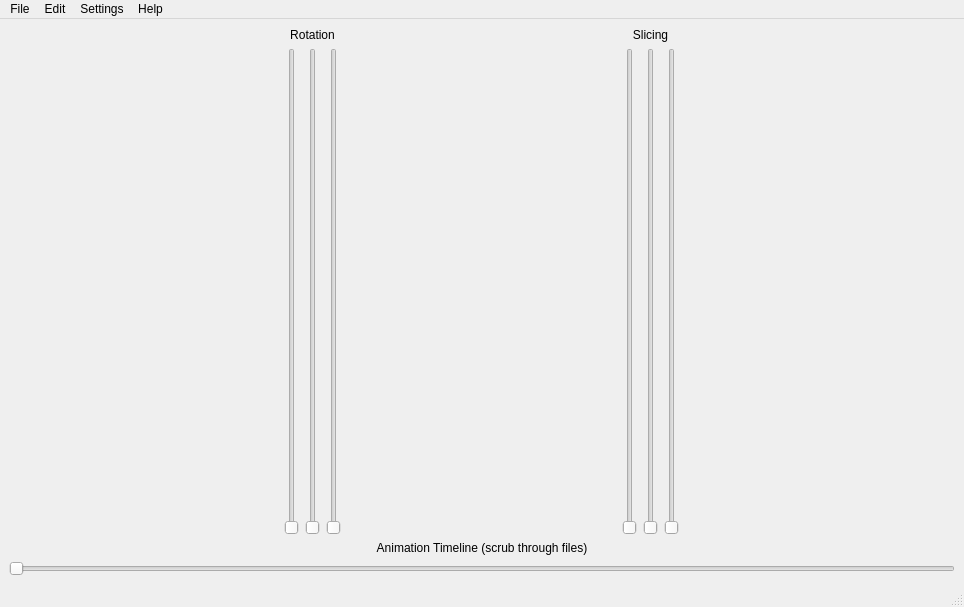
Before: the Qt Designer form source/window.ui in grahamrow/Muview2, drawn with Qt 5.
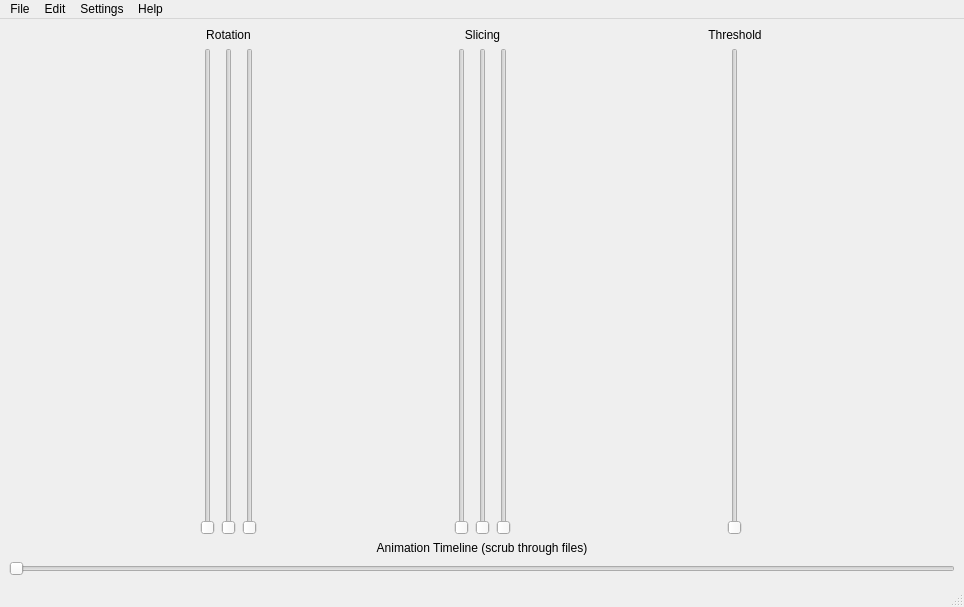
After: the same form once the commit is applied. Icons and pictures are not drawn. Custom widgets are drawn as their Qt base class.

Commit message: Added thresholding control to interface

Diff of the .ui file:
```diff
--- a/source/window.ui
+++ b/source/window.ui
@@ -99,6 +99,31 @@
         </item>
        </layout>
       </item>
+      <item>
+       <layout class="QVBoxLayout" name="verticalLayout_5">
+        <item>
+         <widget class="QLabel" name="SpanLabel_2">
+          <property name="text">
+           <string>Threshold</string>
+          </property>
+          <property name="alignment">
+           <set>Qt::AlignCenter</set>
+          </property>
+         </widget>
+        </item>
+        <item>
+         <layout class="QHBoxLayout" name="horizontalLayout_3">
+          <item>
+           <widget class="QxtSpanSlider" name="thresholdSlider">
+            <property name="orientation">
+             <enum>Qt::Vertical</enum>
+            </property>
+           </widget>
+          </item>
+         </layout>
+        </item>
+       </layout>
+      </item>
      </layout>
     </item>
     <item>
```
Left out of the diff: 2 changed lines with no effect on the pictures. The commit also changes 4 other files.
